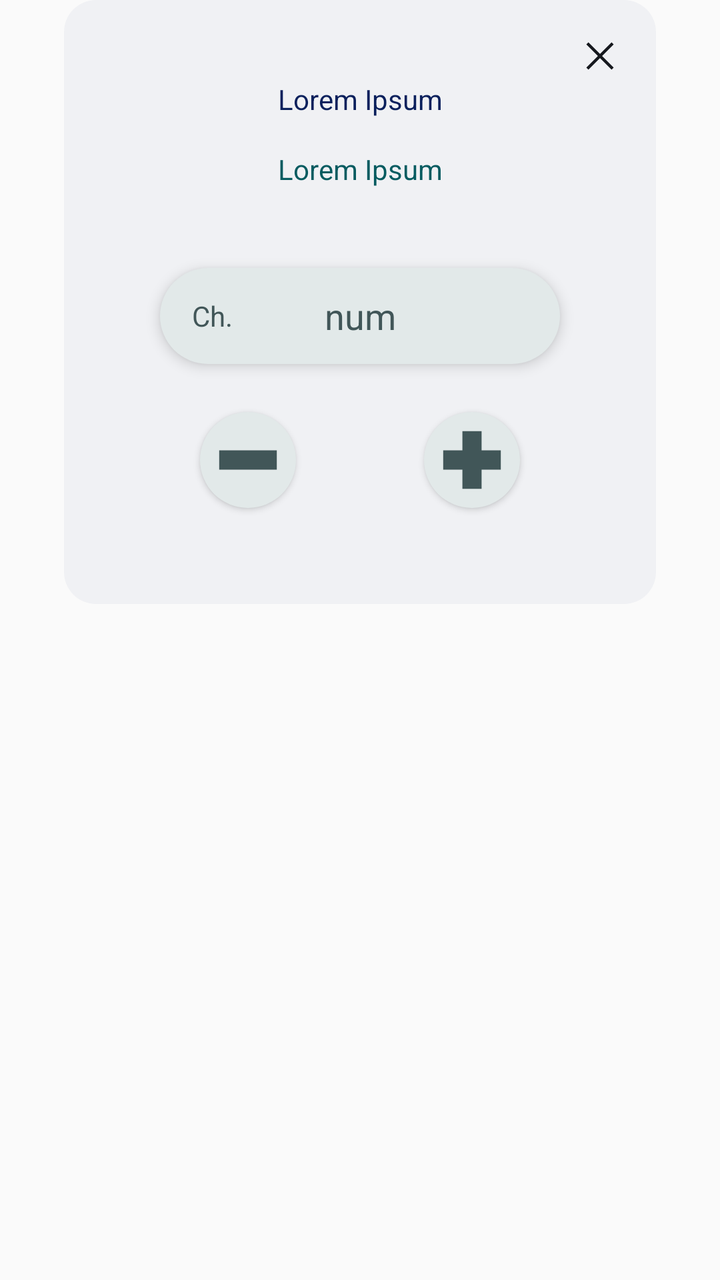
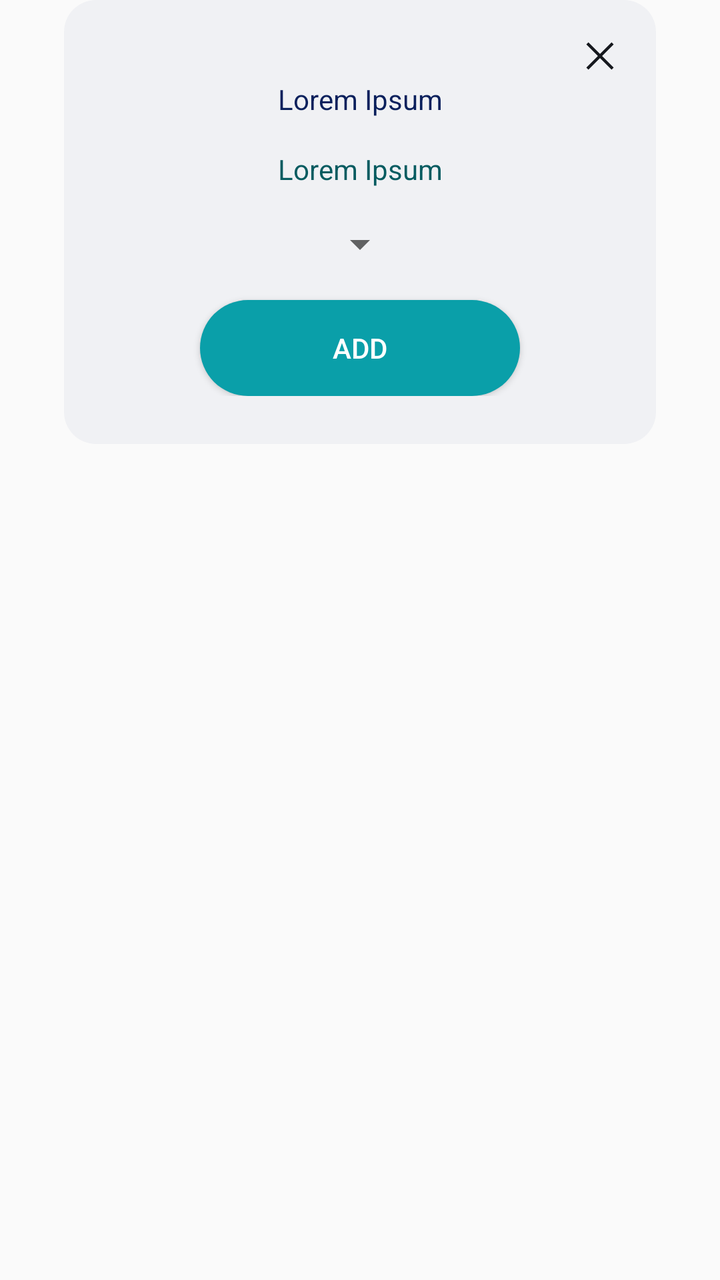

Before-and-after screenshots of an Android layout around one commit, followed by the original layout XML and the change that was made.
<!-- AndroidManifest.xml: application theme Theme.MangaCheck -->
<!-- res/layout/info_reading_dialog.xml -->
<?xml version="1.0" encoding="utf-8"?>
<FrameLayout xmlns:android="http://schemas.android.com/apk/res/android"
    android:layout_width="match_parent"
    android:layout_height="match_parent">

    <Button
        android:id="@+id/dismiss_dialog"
        android:layout_width="@dimen/U_3"
        android:layout_height="@dimen/U_3"
        android:layout_gravity="end"
        android:layout_marginTop="@dimen/U_2"
        android:layout_marginEnd="@dimen/U_6"
        android:background="@drawable/exit_icon"
        android:elevation="@dimen/U_1" />

    <LinearLayout
        android:id="@+id/dialog_reading_list"
        android:layout_width="match_parent"
        android:layout_height="wrap_content"
        android:background="@drawable/basic_surface"
        android:clipChildren="false"
        android:orientation="vertical"
        android:layout_marginHorizontal="@dimen/U_4"
        android:padding="?dialogPreferredPadding">

        <TextView
            android:id="@+id/manga_title"
            android:layout_width="match_parent"
            android:layout_height="wrap_content"
            android:layout_marginTop="@dimen/U_2"
            android:layout_marginBottom="@dimen/U_2"
            android:gravity="center"
            android:text="@string/missing"
            android:textColor="?colorOnPrimaryContainer" />

        <TextView
            android:id="@+id/manga_description"
            android:layout_width="match_parent"
            android:layout_height="wrap_content"
            android:layout_marginBottom="@dimen/U_2"
            android:gravity="center"
            android:text="@string/missing"
            android:textColor="?colorOnSecondaryContainer" />

        <include layout="@layout/chapter_number_input" />

        <include layout="@layout/dec_inc_buttons" />
    </LinearLayout>

</FrameLayout>
<!-- res/layout/chapter_number_input.xml (included above) -->
<?xml version="1.0" encoding="utf-8"?>
<FrameLayout xmlns:android="http://schemas.android.com/apk/res/android"
    android:id="@+id/chapter_number"
    android:layout_width="match_parent"
    android:layout_height="@dimen/U_6"
    android:layout_marginHorizontal="@dimen/U_3"
    android:layout_marginVertical="@dimen/U_3"
    android:autofillHints="chapter"
    android:background="@drawable/basic_surface_variant"
    android:elevation="@dimen/U_half">

    <TextView
        android:layout_width="wrap_content"
        android:layout_height="wrap_content"
        android:layout_gravity="center_vertical"
        android:paddingStart="@dimen/U_2"
        android:paddingEnd="0dp"
        android:text="@string/chapter_abbreviations"
        android:textColor="?colorOnSurfaceVariant" />

    <EditText
        android:id="@+id/input"
        android:layout_width="match_parent"
        android:layout_height="wrap_content"
        android:layout_gravity="center"
        android:layout_marginHorizontal="@dimen/U_3"
        android:autofillHints="chapter_number"
        android:background="#00000000"
        android:hint="@string/chapter_abbreviation_number"
        android:inputType="number"
        android:textAlignment="center"
        android:textColor="?colorOnSurfaceVariant"
        android:textColorHint="?colorOnSurfaceVariant" />
</FrameLayout>
<!-- res/layout/dec_inc_buttons.xml (included above) -->
<?xml version="1.0" encoding="utf-8"?>
<LinearLayout xmlns:android="http://schemas.android.com/apk/res/android"
    android:layout_width="wrap_content"
    android:layout_height="wrap_content"
    android:layout_gravity="center_horizontal"
    android:layout_marginBottom="@dimen/U_3"
    android:orientation="horizontal">

    <Button
        android:id="@+id/dec_button"
        android:layout_width="@dimen/U_6"
        android:layout_height="@dimen/U_6"
        android:layout_gravity="start"
        android:layout_marginEnd="@dimen/U_4"
        android:background="@drawable/minus_button"
        android:elevation="@dimen/U_1" />

    <Button
        android:id="@+id/inc_button"
        android:layout_width="@dimen/U_6"
        android:layout_height="@dimen/U_6"
        android:layout_gravity="end"
        android:layout_marginStart="@dimen/U_4"
        android:background="@drawable/plus_button"
        android:elevation="@dimen/U_1" />

</LinearLayout>
<!-- resources referenced by this layout -->
<resources>
  <dimen name="U_1">8dp</dimen>
  <dimen name="U_2">16dp</dimen>
  <dimen name="U_3">24dp</dimen>
  <dimen name="U_4">32dp</dimen>
  <dimen name="U_6">48dp</dimen>
  <dimen name="U_half">4dp</dimen>
  <!-- drawable basic_surface (drawable) -->
  <?xml version="1.0" encoding="utf-8"?>
  <shape xmlns:android="http://schemas.android.com/apk/res/android"
      android:shape="rectangle">
      <solid android:color="?colorSurface" />
      <corners android:radius="@dimen/U_2" />
  </shape>
  <!-- drawable basic_surface_variant (drawable) -->
  <?xml version="1.0" encoding="utf-8"?>
  <shape xmlns:android="http://schemas.android.com/apk/res/android"
      android:shape="rectangle">
      <solid android:color="?colorSurfaceVariant" />
      <corners android:radius="@dimen/U_8" />
  </shape>
  <!-- drawable minus_button (drawable) -->
  <layer-list xmlns:android="http://schemas.android.com/apk/res/android">
      <item>
          <shape android:shape="oval">
              <solid android:color="?colorSurfaceVariant" />
          </shape>
      </item>
  
      <item>
          <vector
              android:width="24dp"
              android:height="24dp"
              android:autoMirrored="true"
              android:tint="?colorOnSurfaceVariant"
              android:viewportWidth="10"
              android:viewportHeight="10">
              <path
                  android:fillColor="@android:color/white"
                  android:pathData="M 4 4 L 6 4 L 8 4 L 8 6 L 6 6 L 4 6 L 2 6 L 2 4" />
          </vector>
      </item>
  </layer-list>
  <!-- drawable plus_button (drawable) -->
  <layer-list xmlns:android="http://schemas.android.com/apk/res/android">
      <item>
          <shape android:shape="oval">
              <solid android:color="?colorSurfaceVariant" />
          </shape>
      </item>
  
      <item>
          <vector
              android:width="10dp"
              android:height="10dp"
              android:autoMirrored="true"
              android:tint="?colorOnSurfaceVariant"
              android:viewportWidth="10"
              android:viewportHeight="10">
              <path
                  android:fillColor="@android:color/white"
                  android:pathData="M 4 4 L 4 2 L 6 2 L 6 4 L 8 4 L 8 6 L 6 6 L 6 8 L 4 8 L 4 6 L 2 6 L 2 4" />
          </vector>
      </item>
  </layer-list>
  <string name="chapter_abbreviation_number">num</string>
  <string name="chapter_abbreviations">Ch.</string>
  <string name="missing">Lorem Ipsum</string>
  <dimen name="U_8">64dp</dimen>
  <color name="primary_35">#1038A2</color>
  <color name="primary_80">#A3B9F5</color>
  <color name="white">#FFFFFFFF</color>
  <color name="primary_20">#0A205C</color>
  <color name="secondary_35">#0A9FA9</color>
  <color name="secondary_80">#9FF4F9</color>
  <color name="secondary_20">#065B60</color>
  <color name="tertiary_35">#3D4C76</color>
  <color name="tertiary_80">#BCC4DC</color>
  <color name="tertiary_20">#232B43</color>
  <color name="error_35">#B22200</color>
  <color name="error_80">#FFAC99</color>
  <color name="error_20">#661300</color>
  <color name="Natural_80">#C4C9D4</color>
  <color name="Natural_10">#16181D</color>
  <color name="Natural_95">#F0F1F4</color>
  <color name="Natural_20">#2B303B</color>
  <color name="VNatural_90">#E2E9E9</color>
  <color name="VNatural_30">#415658</color>
  <color name="VNatural_50">#6C9093</color>
  <color name="VNatural_80">#C4D3D4</color>
  <style name="mySpinnerItemSelectedStyle" parent="@android:style/Widget.Holo.TextView.SpinnerItem">
          <item name="android:textColor">@color/black</item>
      </style>
  <color name="black">#FF000000</color>
  <!-- unchanged entries left out for length: 2 -->
</resources>

<!-- the commit's change to res/layout/info_reading_dialog.xml (unified diff, before → after) -->
@@ -42,72 +42,24 @@
             android:text="@string/missing"
             android:textColor="?colorOnSecondaryContainer" />
 
-        <include layout="@layout/chapter_number_input" />
+        <Spinner
+            android:id="@+id/list_selector"
+            android:layout_width="wrap_content"
+            android:layout_height="wrap_content"
+            android:layout_marginBottom="@dimen/U_2"
+            android:layout_gravity="center"/>
 
-        <include layout="@layout/dec_inc_buttons" />
+        <Button
+            android:id="@+id/submit_button_dialog"
+            android:layout_gravity="center"
+            android:layout_width="@dimen/U_20"
+            android:layout_height="@dimen/U_6"
+            android:background="@drawable/submit_button"
+            android:elevation="@dimen/U_1"
+            android:text="@string/add_comic_submit"
+            android:textColor="?colorOnSecondary"/>
+
+        
     </LinearLayout>
 
 </FrameLayout>
-<!-- res/layout/chapter_number_input.xml (included above) -->
-<?xml version="1.0" encoding="utf-8"?>
-<FrameLayout xmlns:android="http://schemas.android.com/apk/res/android"
-    android:id="@+id/chapter_number"
-    android:layout_width="match_parent"
-    android:layout_height="@dimen/U_6"
-    android:layout_marginHorizontal="@dimen/U_3"
-    android:layout_marginVertical="@dimen/U_3"
-    android:autofillHints="chapter"
-    android:background="@drawable/basic_surface_variant"
-    android:elevation="@dimen/U_half">
-
-    <TextView
-        android:layout_width="wrap_content"
-        android:layout_height="wrap_content"
-        android:layout_gravity="center_vertical"
-        android:paddingStart="@dimen/U_2"
-        android:paddingEnd="0dp"
-        android:text="@string/chapter_abbreviations"
-        android:textColor="?colorOnSurfaceVariant" />
-
-    <EditText
-        android:id="@+id/input"
-        android:layout_width="match_parent"
-        android:layout_height="wrap_content"
-        android:layout_gravity="center"
-        android:layout_marginHorizontal="@dimen/U_3"
-        android:autofillHints="chapter_number"
-        android:background="#00000000"
-        android:hint="@string/chapter_abbreviation_number"
-        android:inputType="number"
-        android:textAlignment="center"
-        android:textColor="?colorOnSurfaceVariant"
-        android:textColorHint="?colorOnSurfaceVariant" />
-</FrameLayout>
-<!-- res/layout/dec_inc_buttons.xml (included above) -->
-<?xml version="1.0" encoding="utf-8"?>
-<LinearLayout xmlns:android="http://schemas.android.com/apk/res/android"
-    android:layout_width="wrap_content"
-    android:layout_height="wrap_content"
-    android:layout_gravity="center_horizontal"
-    android:layout_marginBottom="@dimen/U_3"
-    android:orientation="horizontal">
-
-    <Button
-        android:id="@+id/dec_button"
-        android:layout_width="@dimen/U_6"
-        android:layout_height="@dimen/U_6"
-        android:layout_gravity="start"
-        android:layout_marginEnd="@dimen/U_4"
-        android:background="@drawable/minus_button"
-        android:elevation="@dimen/U_1" />
-
-    <Button
-        android:id="@+id/inc_button"
-        android:layout_width="@dimen/U_6"
-        android:layout_height="@dimen/U_6"
-        android:layout_gravity="end"
-        android:layout_marginStart="@dimen/U_4"
-        android:background="@drawable/plus_button"
-        android:elevation="@dimen/U_1" />
-
-</LinearLayout>
<!-- resource entries referenced after the edit -->
@@ -2,10 +2,10 @@
 <resources>
   <dimen name="U_1">8dp</dimen>
   <dimen name="U_2">16dp</dimen>
+  <dimen name="U_20">160dp</dimen>
   <dimen name="U_3">24dp</dimen>
   <dimen name="U_4">32dp</dimen>
   <dimen name="U_6">48dp</dimen>
-  <dimen name="U_half">4dp</dimen>
   <!-- drawable basic_surface (drawable) -->
   <?xml version="1.0" encoding="utf-8"?>
   <shape xmlns:android="http://schemas.android.com/apk/res/android"
@@ -13,59 +13,14 @@
       <solid android:color="?colorSurface" />
       <corners android:radius="@dimen/U_2" />
   </shape>
-  <!-- drawable basic_surface_variant (drawable) -->
+  <!-- drawable submit_button (drawable) -->
   <?xml version="1.0" encoding="utf-8"?>
   <shape xmlns:android="http://schemas.android.com/apk/res/android"
       android:shape="rectangle">
-      <solid android:color="?colorSurfaceVariant" />
+      <solid android:color="@color/secondary_35" />
       <corners android:radius="@dimen/U_8" />
   </shape>
-  <!-- drawable minus_button (drawable) -->
-  <layer-list xmlns:android="http://schemas.android.com/apk/res/android">
-      <item>
-          <shape android:shape="oval">
-              <solid android:color="?colorSurfaceVariant" />
-          </shape>
-      </item>
-  
-      <item>
-          <vector
-              android:width="24dp"
-              android:height="24dp"
-              android:autoMirrored="true"
-              android:tint="?colorOnSurfaceVariant"
-              android:viewportWidth="10"
-              android:viewportHeight="10">
-              <path
-                  android:fillColor="@android:color/white"
-                  android:pathData="M 4 4 L 6 4 L 8 4 L 8 6 L 6 6 L 4 6 L 2 6 L 2 4" />
-          </vector>
-      </item>
-  </layer-list>
-  <!-- drawable plus_button (drawable) -->
-  <layer-list xmlns:android="http://schemas.android.com/apk/res/android">
-      <item>
-          <shape android:shape="oval">
-              <solid android:color="?colorSurfaceVariant" />
-          </shape>
-      </item>
-  
-      <item>
-          <vector
-              android:width="10dp"
-              android:height="10dp"
-              android:autoMirrored="true"
-              android:tint="?colorOnSurfaceVariant"
-              android:viewportWidth="10"
-              android:viewportHeight="10">
-              <path
-                  android:fillColor="@android:color/white"
-                  android:pathData="M 4 4 L 4 2 L 6 2 L 6 4 L 8 4 L 8 6 L 6 6 L 6 8 L 4 8 L 4 6 L 2 6 L 2 4" />
-          </vector>
-      </item>
-  </layer-list>
-  <string name="chapter_abbreviation_number">num</string>
-  <string name="chapter_abbreviations">Ch.</string>
+  <string name="add_comic_submit">Add</string>
   <string name="missing">Lorem Ipsum</string>
   <dimen name="U_8">64dp</dimen>
   <color name="primary_35">#1038A2</color>
